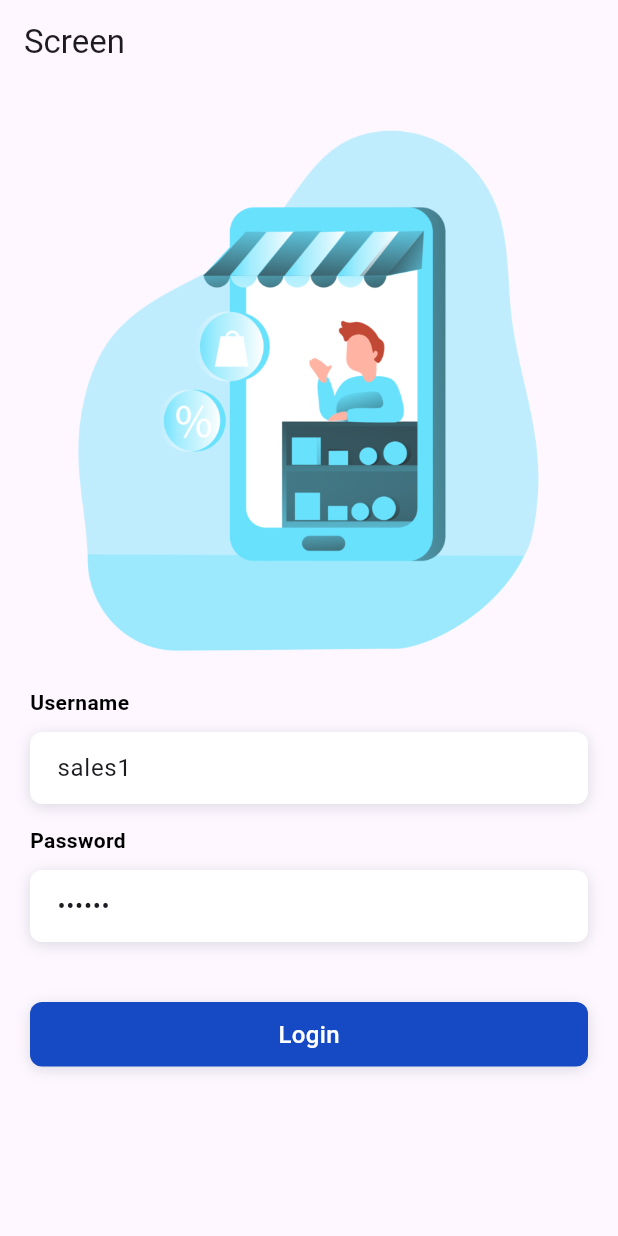
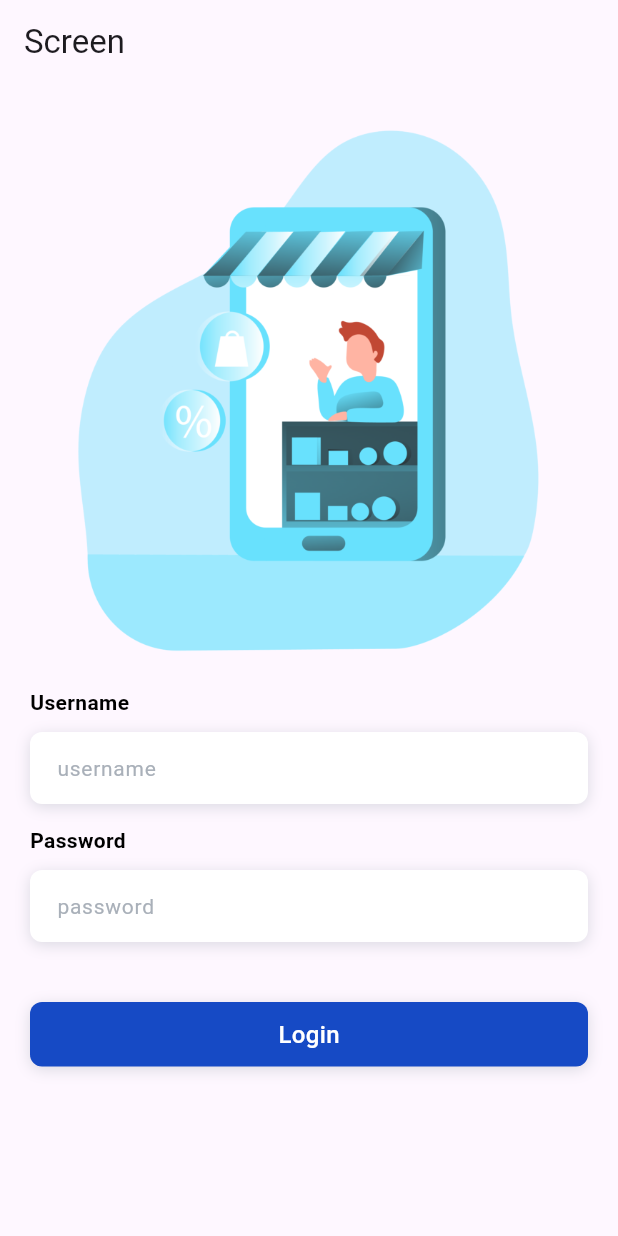
Before and after one commit to falih17/djadol_apps, a Flutter app: the screen it shows after launch, on a phone screen of 412 x 824 dp. Run offline on Flutter 3.47's test engine with Material 3 defaults, Android fonts, the phone set to English and light mode, and no system bars; our stand-ins replace dio, easy_date_timeline, geolocator, image_picker, infinite_scroll_pagination, percent_indicator and 2 more.

Commit message:
always login

```diff
--- a/lib/agen/jurnal/jurnal_add.dart
+++ b/lib/agen/jurnal/jurnal_add.dart
@@ -3,7 +3,6 @@ import 'dart:convert';
 import 'package:djadol_mobile/agen/jurnal/product_list.dart';
 import 'package:djadol_mobile/core/utils/ext_currency.dart';
 import 'package:flutter/material.dart';
-import 'package:image_picker/image_picker.dart';
 
 import '../../core/utils/api_service.dart';
 import '../../core/widgets/zui.dart';
@@ -22,7 +21,7 @@ class _JurnalAddPageState extends State<JurnalAddPage> {
 
   String retailId = '';
   bool newRetail = false;
-  XFile? picture;
+  // XFile? picture;
   double? latitude;
   double? longitude;
 
@@ -65,9 +64,9 @@ class _JurnalAddPageState extends State<JurnalAddPage> {
         'total_price': totalPrice,
         'detail': jsonEncode(cartItems),
       };
-      if (picture != null) {
-        data.addAll({'photo': multiPartFile(picture!.path)});
-      }
+      // if (picture != null) {
+      //   data.addAll({'photo': multiPartFile(picture!.path)});
+      // }
 
       await ApiService().post('/bulk/form_action/20', data, context: context);
       Navigator.pop(context, true);
@@ -219,10 +218,6 @@ class _JurnalAddPageState extends State<JurnalAddPage> {
                       ZToast.error(context, 'Toko harus diisi');
                       return;
                     }
-                    if (picture == null) {
-                      ZToast.error(context, 'Foto harus diisi');
-                      return;
-                    }
                     submit();
                   },
                 ),
--- a/lib/auth/login_page.dart
+++ b/lib/auth/login_page.dart
@@ -20,8 +20,8 @@ class _LoginPageState extends State<LoginPage> {
   @override
   void initState() {
     super.initState();
-    username.text = 'sales1';
-    password.text = 'sales1';
+    username.text = '';
+    password.text = '';
   }
 
   @override
@@ -51,6 +51,8 @@ class _LoginPageState extends State<LoginPage> {
                   const SizedBox(height: 4),
                   ZInput.password(
                     label: 'Password',
+                    hintText: 'password',
+
                     controller: password,
                     // autovalidateMode: AutovalidateMode.onUserInteraction,
                     // validator: (value) => 8 <= (value?.length ?? 0)
--- a/lib/main.dart
+++ b/lib/main.dart
@@ -2,9 +2,7 @@ import 'package:djadol_mobile/auth/login_page.dart';
 import 'package:djadol_mobile/core/utils/store.dart';
 import 'package:flutter/material.dart';
 
-import 'auth/splash_page.dart';
 import 'core/utils/api_service.dart';
-import 'home.dart';
 
 void main() {
   // add this, and it should be the first line in main method
@@ -26,20 +24,21 @@ class MainApp extends StatelessWidget {
   @override
   Widget build(BuildContext context) {
     return MaterialApp(
-      home: FutureBuilder(
-          future: checkToken(),
-          builder: (BuildContext context, AsyncSnapshot snapshot) {
-            if (snapshot.connectionState == ConnectionState.done) {
-              if (snapshot.hasError) {
-                return Text(snapshot.error.toString());
-              } else if (snapshot.hasData) {
-                return HomePage();
-              } else {
-                return LoginPage();
-              }
-            }
-            return SplashPage();
-          }),
+      home: LoginPage(),
+      // home: FutureBuilder(
+      //     future: checkToken(),
+      //     builder: (BuildContext context, AsyncSnapshot snapshot) {
+      //       if (snapshot.connectionState == ConnectionState.done) {
+      //         if (snapshot.hasError) {
+      //           return Text(snapshot.error.toString());
+      //         } else if (snapshot.hasData) {
+      //           return HomePage();
+      //         } else {
+      //           return LoginPage();
+      //         }
+      //       }
+      //       return SplashPage();
+      //     }),
     );
   }
 }
```
